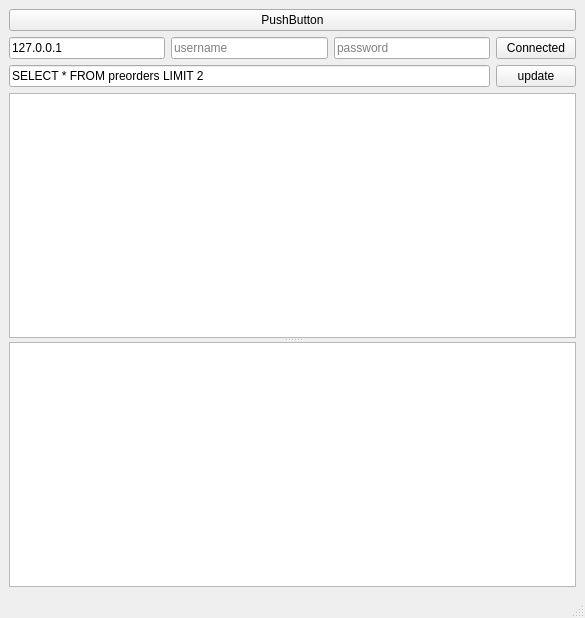
The window that TransportClient/mainwindow.ui (werasaimon/TransportManagers) describes before a commit, drawn with Qt 5.
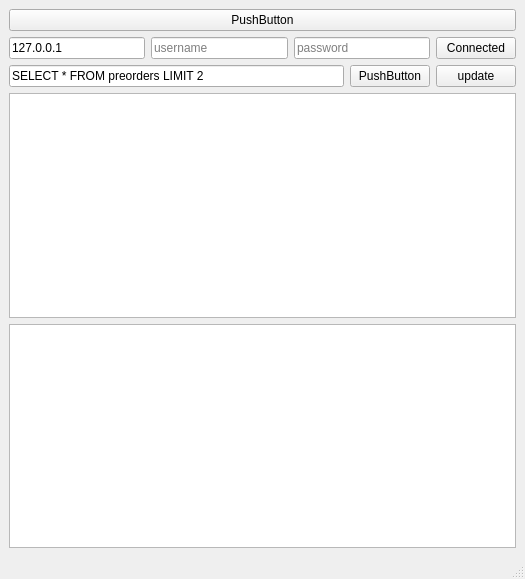
The same window after the commit.

Commit message: Client Menegers ver.0.02

Patch:
```diff
--- a/TransportClient/mainwindow.ui
+++ b/TransportClient/mainwindow.ui
@@ -6,8 +6,8 @@
    <rect>
     <x>0</x>
     <y>0</y>
-    <width>585</width>
-    <height>618</height>
+    <width>525</width>
+    <height>579</height>
    </rect>
   </property>
   <property name="windowTitle">
@@ -17,15 +17,6 @@
    <layout class="QGridLayout" name="gridLayout_2">
     <item row="0" column="0">
      <layout class="QGridLayout" name="gridLayout">
-      <item row="3" column="0">
-       <widget class="QSplitter" name="splitter">
-        <property name="orientation">
-         <enum>Qt::Vertical</enum>
-        </property>
-        <widget class="QTableView" name="tableView"/>
-        <widget class="QTextEdit" name="textEdit"/>
-       </widget>
-      </item>
       <item row="0" column="0">
        <widget class="QPushButton" name="pushButton_test">
         <property name="text">
@@ -33,6 +24,14 @@
         </property>
        </widget>
       </item>
+      <item row="3" column="0">
+       <widget class="QSplitter" name="splitter">
+        <property name="orientation">
+         <enum>Qt::Vertical</enum>
+        </property>
+        <widget class="QListWidget" name="listWidget_A"/>
+       </widget>
+      </item>
       <item row="1" column="0">
        <layout class="QHBoxLayout" name="horizontalLayout">
         <item>
@@ -77,6 +76,13 @@
           </property>
          </widget>
         </item>
+        <item>
+         <widget class="QPushButton" name="pushButton_List">
+          <property name="text">
+           <string>PushButton</string>
+          </property>
+         </widget>
+        </item>
         <item>
          <widget class="QPushButton" name="pushButton">
           <property name="text">
@@ -86,6 +92,13 @@
         </item>
        </layout>
       </item>
+      <item row="4" column="0">
+       <widget class="QTextEdit" name="textEdit">
+        <property name="readOnly">
+         <bool>true</bool>
+        </property>
+       </widget>
+      </item>
      </layout>
     </item>
    </layout>
```
Left out of the diff: 2 changed lines with no effect on the pictures. The commit also changes 2 other files.
